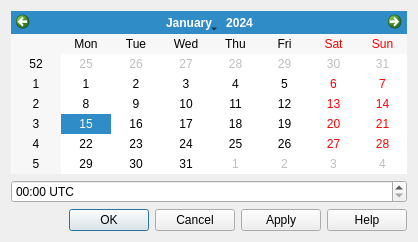
Old version of the form src/gui/timedialog.ui in the repository albar965/littlenavmap.
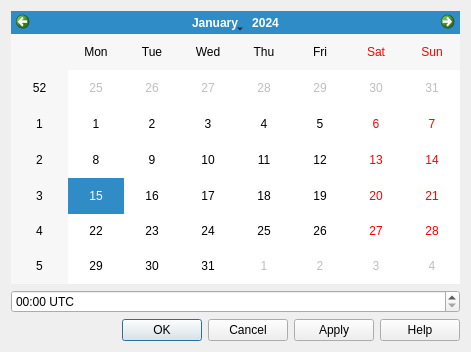
New version of the form.

Patch:
```diff
--- a/src/gui/timedialog.ui
+++ b/src/gui/timedialog.ui
@@ -6,8 +6,8 @@
    <rect>
     <x>0</x>
     <y>0</y>
-    <width>418</width>
-    <height>242</height>
+    <width>471</width>
+    <height>352</height>
    </rect>
   </property>
   <property name="windowTitle">
```
